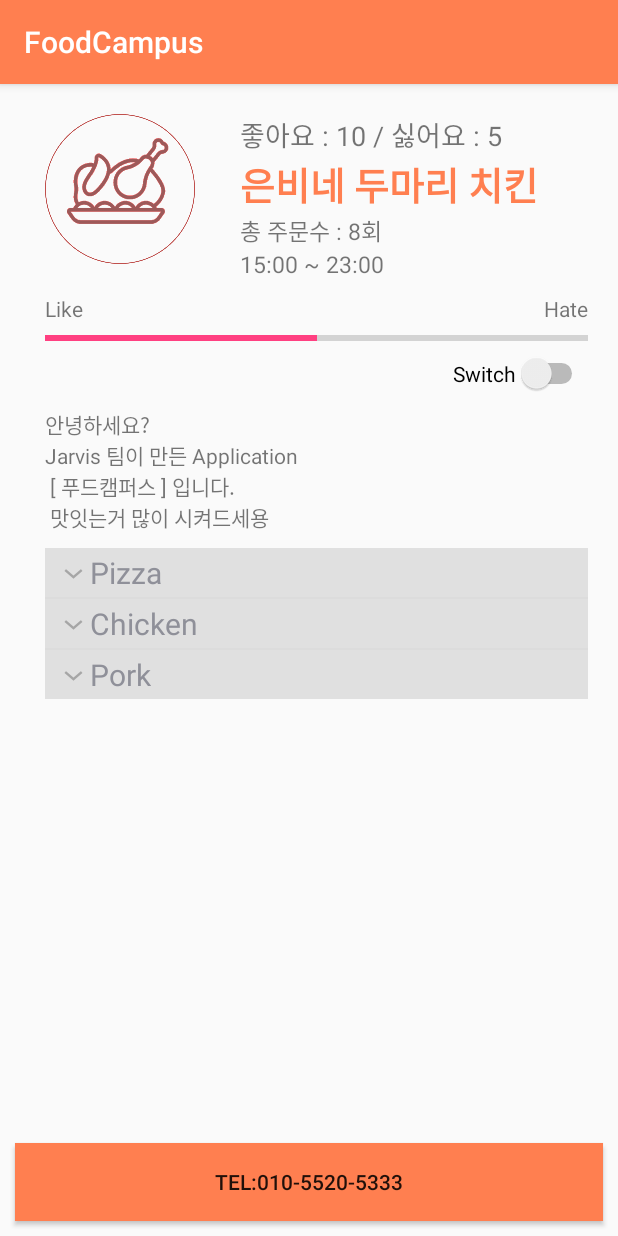
After one commit to JunHoPark93/FoodCampus, an Android app: the DetailActivity screen opened directly, with no data from a screen before it, on a phone screen of 412 x 824 dp. The commit adds this screen. Run offline under Robolectric (Android 15) with nearby library versions, the phone set to English and light mode, and no system bars; libraries missing offline, so code that uses them is left out: com.kakao.network, com.kakao.usermgmt, com.kakao.util.

Commit message:
detail edit

```diff
--- a/app/src/main/AndroidManifest.xml
+++ b/app/src/main/AndroidManifest.xml
@@ -50,6 +50,7 @@
             android:theme="@style/Theme.AppCompat.NoActionBar">
 
         </activity>
+        <activity android:name=".view.detail.DetailActivity"></activity>
 
 
         <!--카카오 API-->
--- a/app/src/main/java/com/jarvis/foodcampus/presenter/detail/DetailAdapter.java
+++ b/app/src/main/java/com/jarvis/foodcampus/presenter/detail/DetailAdapter.java
@@ -31,8 +31,10 @@ public class DetailAdapter extends BaseExpandableListAdapter{
         this.arrayChild=arrayChild;
     }
 
-    public DetailAdapter(){
-
+    public DetailAdapter(Context context){
+        this.context=context;
+        arrayGroup = new ArrayList<>();
+        arrayChild = new HashMap<>();
     }
 
 
--- a/app/src/main/java/com/jarvis/foodcampus/presenter/detail/DetailPresenterImpl.java
+++ b/app/src/main/java/com/jarvis/foodcampus/presenter/detail/DetailPresenterImpl.java
@@ -7,6 +7,7 @@ import com.jarvis.foodcampus.view.detail.DetailView;
 
 import java.util.ArrayList;
 import java.util.HashMap;
+import java.util.LinkedHashMap;
 
 /**
  * Created by EunBi on 2016-10-23.
@@ -17,8 +18,8 @@ public class DetailPresenterImpl implements DetailPresenter {
     private Context context;
 
 
-    private ArrayList<String> arrayGroup;
-    private HashMap<String, ArrayList<DetailModel>> arrayChild;
+    private ArrayList<String> arrayGroup = new ArrayList<>();
+    private HashMap<String, ArrayList<DetailModel>> arrayChild = new HashMap<>();
 
     public DetailPresenterImpl(DetailView detailView, Context context) {
         this.detailView = detailView;
--- /dev/null
+++ b/app/src/main/java/com/jarvis/foodcampus/view/detail/DetailActivity.java
@@ -0,0 +1,88 @@
+package com.jarvis.foodcampus.view.detail;
+
+import android.content.Intent;
+import android.net.Uri;
+import android.os.Bundle;
+import android.view.View;
+import android.widget.Button;
+import android.widget.ExpandableListView;
+import android.widget.TextView;
+
+import com.jarvis.foodcampus.R;
+import com.jarvis.foodcampus.model.DetailModel;
+import com.jarvis.foodcampus.presenter.detail.DetailAdapter;
+import com.jarvis.foodcampus.presenter.detail.DetailPresenter;
+import com.jarvis.foodcampus.presenter.detail.DetailPresenterImpl;
+import com.jarvis.foodcampus.view.base.BaseActivity;
+
+import java.util.ArrayList;
+import java.util.HashMap;
+
+/**
+ * Created by EunBi on 2016-10-23.
+ */
+
+public class DetailActivity  extends BaseActivity implements DetailView {
+    ExpandableListView listView;
+
+
+
+    private TextView _grade, _name, _orderNumber, _openHour, _intro;
+    private Button _phoneBtn;
+
+
+    private DetailAdapter detailAdapter;
+    private DetailPresenter detailPresenter;
+
+    protected void onCreate(Bundle savedInstanceState) {
+        super.onCreate(savedInstanceState);
+        setContentView(R.layout.activity_detail);
+
+        listView = (ExpandableListView) this.findViewById(R.id.detail_expendList);
+
+        _grade = (TextView)this.findViewById(R.id.detail_grade);
+        _name = (TextView)this.findViewById(R.id.detail_name);
+        _openHour = (TextView)this.findViewById(R.id.detail_hour);
+        _orderNumber = (TextView)this.findViewById(R.id.detail_order);
+        _intro = (TextView)this.findViewById(R.id.detail_intro);
+
+        _phoneBtn = (Button)this.findViewById(R.id.detail_phone_btn);
+
+
+
+        //임시로 일케 연결함 intent로 넘겨주세요
+        _name.setText("은비네 두마리 치킨");
+        _grade.setText("좋아요 : 10 / 싫어요 : 5");
+        _orderNumber.setText("총 주문수 : 8회");
+        _openHour.setText("15:00 ~ 23:00");
+        _intro.setText("안녕하세요? \nJarvis 팀이 만든 Application\n [ 푸드캠퍼스 ] 입니다. \n 맛잇는거 많이 시켜드세용");
+
+        _phoneBtn.setText("tel:010-5520-5333");
+
+
+        detailAdapter = new DetailAdapter(this.getApplicationContext());
+        listView.setAdapter(detailAdapter);
+
+        detailPresenter = new DetailPresenterImpl(this, getApplicationContext());
+        detailPresenter.initData();
+
+   //     setItem();
+
+   //     listView.setAdapter(new DetailAdapter(this, arrayGroup, arrayChild));
+
+        _phoneBtn.setOnClickListener(new View.OnClickListener() {
+            @Override
+            public void onClick(View v) {
+                Intent intent = new Intent(Intent.ACTION_DIAL, Uri.parse(_phoneBtn.getText().toString().toLowerCase()));
+                startActivity(intent);
+            }
+        });
+
+    }
+
+
+    @Override
+    public void add(ArrayList<String> arrayGroup,HashMap<String, ArrayList<DetailModel>> arrayChild) {
+        detailAdapter.addItem(arrayGroup, arrayChild);
+    }
+}
--- /dev/null
+++ b/app/src/main/java/com/jarvis/foodcampus/view/detail/DetailView.java
@@ -0,0 +1,15 @@
+package com.jarvis.foodcampus.view.detail;
+
+import com.jarvis.foodcampus.model.DetailModel;
+
+import java.util.ArrayList;
+import java.util.HashMap;
+
+/**
+ * Created by EunBi on 2016-10-23.
+ */
+
+public interface DetailView {
+
+    void add(ArrayList<String> arrayGroup, HashMap<String, ArrayList<DetailModel>> arrayChild);
+}
--- /dev/null
+++ b/app/src/main/res/layout/activity_detail.xml
@@ -0,0 +1,153 @@
+<?xml version="1.0" encoding="utf-8"?>
+<RelativeLayout xmlns:android="http://schemas.android.com/apk/res/android"
+    xmlns:app="http://schemas.android.com/apk/res-auto"
+    xmlns:tools="http://schemas.android.com/tools"
+    android:orientation="vertical" android:layout_width="match_parent"
+    android:layout_height="match_parent"
+    android:weightSum="1">
+    <Button
+        android:layout_width="match_parent"
+        android:layout_height="52dp"
+        android:id="@+id/detail_phone_btn"
+        android:layout_alignParentBottom="true"
+        android:layout_alignParentLeft="true"
+        android:layout_alignParentStart="true"
+        android:layout_margin="10dp"
+        android:text="phone"
+        android:background="@color/colorPrimaryDark"/>
+
+    <RelativeLayout
+        android:layout_width="match_parent"
+        android:layout_height="match_parent"
+        android:padding="10dp"
+        android:layout_alignParentTop="true"
+        android:layout_alignLeft="@+id/detail_phone_btn"
+        android:layout_alignStart="@+id/detail_phone_btn">
+
+        <ImageView
+            app:srcCompat="@drawable/chicken_icon"
+            android:layout_margin="10dp"
+            android:layout_alignParentTop="true"
+            android:layout_alignParentLeft="true"
+            android:layout_alignParentStart="true"
+            android:id="@+id/imageView2"
+            android:layout_width="100dp"
+            android:layout_height="100dp" />
+
+        <LinearLayout
+            android:orientation="vertical"
+            android:layout_width="match_parent"
+            android:layout_height="wrap_content"
+            android:layout_centerHorizontal="true"
+            android:layout_toRightOf="@+id/imageView2"
+            android:layout_toEndOf="@+id/imageView2"
+            android:layout_marginLeft="20dp"
+            android:layout_marginRight="10dp"
+            android:layout_marginTop="10dp">
+
+            <TextView
+                android:text="Grade"
+                android:layout_width="match_parent"
+                android:layout_height="wrap_content"
+                android:textSize="18dp"
+
+                android:id="@+id/detail_grade" />
+
+            <TextView
+                android:text="name"
+                android:layout_width="match_parent"
+                android:layout_height="wrap_content"
+                android:textSize="25dp"
+                android:textStyle="bold"
+                android:textColor="@color/colorPrimaryDark"
+                android:id="@+id/detail_name" />
+
+            <TextView
+                android:text="Order Number"
+                android:layout_width="match_parent"
+                android:layout_height="wrap_content"
+                android:textSize="15dp"
+                android:id="@+id/detail_order" />
+
+            <TextView
+                android:text="Opening hours"
+                android:layout_width="match_parent"
+                android:layout_height="wrap_content"
+                android:textSize="15dp"
+                android:id="@+id/detail_hour" />
+
+        </LinearLayout>
+
+        <RelativeLayout
+            android:layout_width="wrap_content"
+            android:layout_height="wrap_content"
+            android:id="@+id/detail_rate_layout"
+            android:layout_margin="10dp"
+            android:layout_below="@+id/imageView2">
+
+            <TextView
+                android:text="Hate"
+                android:layout_width="wrap_content"
+                android:layout_height="wrap_content"
+                android:id="@+id/detail_progress_hateTv"
+                android:layout_alignParentTop="true"
+                android:layout_alignParentRight="true"
+                android:layout_alignParentEnd="true" />
+
+            <TextView
+                android:text="Like"
+                android:layout_width="wrap_content"
+                android:layout_height="wrap_content"
+                android:layout_alignTop="@+id/detail_progress_hateTv"
+                android:layout_marginRight="36dp"
+                android:layout_marginEnd="36dp"
+                android:id="@+id/detail_progress_likeTv" />
+
+            <ProgressBar
+                style="@android:style/Widget.DeviceDefault.Light.ProgressBar.Horizontal"
+                android:layout_width="wrap_content"
+                android:layout_height="20dp"
+                android:id="@+id/detail_progressbar"
+                android:visibility="visible"
+                tools:visibility="visible"
+                android:max="100"
+                android:progress="50"
+                android:layout_below="@+id/detail_progress_hateTv"
+                android:layout_alignParentLeft="true"
+                android:layout_alignParentStart="true"
+                android:layout_alignParentRight="true"
+                android:layout_alignParentEnd="true" />
+
+            <Switch
+                android:text="Switch"
+                android:layout_width="wrap_content"
+                android:layout_height="wrap_content"
+                android:id="@+id/switch1"
+                android:layout_below="@+id/detail_progressbar"
+                android:layout_alignParentRight="true"
+                android:layout_alignParentEnd="true"
+                android:switchTextAppearance="@style/TextAppearance.AppCompat" />
+
+        </RelativeLayout>
+
+        <TextView
+            android:text="Introduce My Restorant"
+            android:layout_width="match_parent"
+            android:layout_height="wrap_content"
+            android:layout_below="@+id/detail_rate_layout"
+            android:layout_marginLeft="10dp"
+            android:layout_marginRight="10dp"
+            android:id="@+id/detail_intro" />
+
+        <ExpandableListView
+            android:padding="10dp"
+            android:layout_width="wrap_content"
+            android:layout_height="wrap_content"
+            android:id="@+id/detail_expendList"
+            android:layout_alignParentRight="true"
+            android:layout_alignParentEnd="true"
+            android:layout_below="@+id/detail_intro" />
+    </RelativeLayout>
+
+
+</RelativeLayout>
--- /dev/null
+++ b/app/src/main/res/layout/detail_child.xml
@@ -0,0 +1,42 @@
+<?xml version="1.0" encoding="utf-8"?>
+<RelativeLayout xmlns:android="http://schemas.android.com/apk/res/android"
+    android:layout_margin="3dp"
+    android:orientation="vertical" android:layout_width="match_parent"
+    android:layout_height="wrap_content">
+
+    <TextView
+        android:text="Child"
+        android:textSize="18dp"
+        android:layout_width="wrap_content"
+        android:layout_height="wrap_content"
+        android:id="@+id/detail_child_name"
+        android:layout_marginLeft="38dp"
+
+        android:layout_alignParentTop="true"
+        android:layout_alignParentLeft="true"
+        android:layout_alignParentStart="true"
+        android:layout_marginStart="38dp" />
+
+    <TextView
+        android:text="Price"
+        android:textSize="18dp"
+        android:layout_marginRight="20dp"
+        android:layout_width="wrap_content"
+        android:layout_height="wrap_content"
+        android:id="@+id/detail_child_price"
+        android:layout_alignParentTop="true"
+        android:layout_alignParentRight="true"
+        android:layout_alignParentEnd="true" />
+
+    <TextView
+        android:text="size"
+        android:layout_width="wrap_content"
+        android:layout_height="wrap_content"
+        android:layout_alignParentTop="true"
+        android:textSize="18dp"
+        android:layout_toLeftOf="@+id/detail_child_price"
+        android:layout_toStartOf="@+id/detail_child_price"
+        android:layout_marginRight="16dp"
+        android:id="@+id/detail_child_size" />
+
+</RelativeLayout>
--- /dev/null
+++ b/app/src/main/res/layout/detail_group.xml
@@ -0,0 +1,20 @@
+<?xml version="1.0" encoding="utf-8"?>
+<RelativeLayout xmlns:android="http://schemas.android.com/apk/res/android"
+    android:background="@color/colorGray"
+    android:orientation="vertical" android:layout_width="match_parent"
+    android:layout_height="wrap_content">
+
+    <TextView
+        android:text="Group"
+        android:layout_width="wrap_content"
+        android:layout_height="wrap_content"
+        android:id="@+id/detail_text_group"
+
+        android:textSize="20dp"
+        android:layout_alignParentLeft="true"
+        android:layout_centerVertical="true"
+        android:layout_marginLeft="30dp"
+        android:layout_marginBottom="5dp"
+
+        />
+</RelativeLayout>
```
